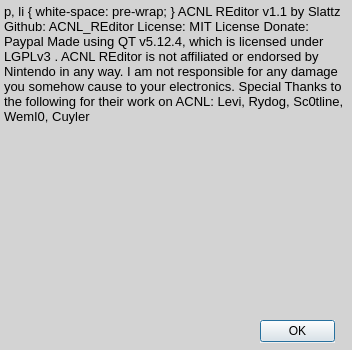
Old version of the form Forms/aboutwindow.ui in the repository Slattz/ACNL_REditor.
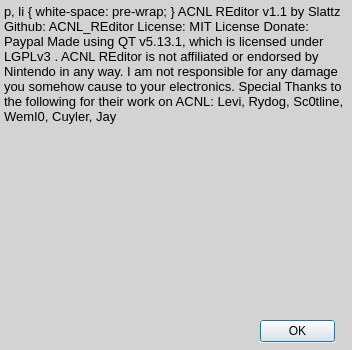
New version of the form.

```diff
--- a/Forms/aboutwindow.ui
+++ b/Forms/aboutwindow.ui
@@ -68,22 +68,22 @@
 &lt;html&gt;&lt;head&gt;&lt;meta name=&quot;qrichtext&quot; content=&quot;1&quot; /&gt;&lt;style type=&quot;text/css&quot;&gt;
 p, li { white-space: pre-wrap; }
 &lt;/style&gt;&lt;/head&gt;&lt;body style=&quot; font-family:'MS Shell Dlg 2'; font-size:10pt; font-weight:400; font-style:normal;&quot;&gt;
-&lt;p align=&quot;center&quot; style=&quot;-qt-paragraph-type:empty; margin-top:0px; margin-bottom:0px; margin-left:0px; margin-right:0px; -qt-block-indent:0; text-indent:0px;&quot;&gt;&lt;br /&gt;&lt;/p&gt;
-&lt;p align=&quot;center&quot; style=&quot; margin-top:0px; margin-bottom:0px; margin-left:0px; margin-right:0px; -qt-block-indent:0; text-indent:0px;&quot;&gt;&lt;span style=&quot; font-size:9pt; font-weight:600; text-decoration: underline;&quot;&gt;ACNL REditor v1.1 by Slattz&lt;/span&gt;&lt;/p&gt;
-&lt;p align=&quot;center&quot; style=&quot;-qt-paragraph-type:empty; margin-top:0px; margin-bottom:0px; margin-left:0px; margin-right:0px; -qt-block-indent:0; text-indent:0px; font-size:9pt; font-weight:600; text-decoration: underline;&quot;&gt;&lt;br /&gt;&lt;/p&gt;
-&lt;p align=&quot;center&quot; style=&quot; margin-top:0px; margin-bottom:0px; margin-left:0px; margin-right:0px; -qt-block-indent:0; text-indent:0px;&quot;&gt;&lt;span style=&quot; font-size:9pt;&quot;&gt;Github: &lt;/span&gt;&lt;a href=&quot;https://github.com/Slattz/ACNL_REditor&quot;&gt;&lt;span style=&quot; text-decoration: underline; color:#0000ff;&quot;&gt;ACNL_REditor&lt;/span&gt;&lt;/a&gt;&lt;/p&gt;
-&lt;p align=&quot;center&quot; style=&quot; margin-top:0px; margin-bottom:0px; margin-left:0px; margin-right:0px; -qt-block-indent:0; text-indent:0px;&quot;&gt;&lt;span style=&quot; font-size:9pt;&quot;&gt;License: &lt;/span&gt;&lt;a href=&quot;https://github.com/Slattz/ACNL_REditor/blob/master/LICENSE&quot;&gt;&lt;span style=&quot; text-decoration: underline; color:#0000ff;&quot;&gt;MIT License&lt;/span&gt;&lt;/a&gt;&lt;/p&gt;
-&lt;p align=&quot;center&quot; style=&quot; margin-top:0px; margin-bottom:0px; margin-left:0px; margin-right:0px; -qt-block-indent:0; text-indent:0px;&quot;&gt;&lt;span style=&quot; font-size:9pt;&quot;&gt;Donate: &lt;/span&gt;&lt;a href=&quot;https://www.paypal.com/cgi-bin/webscr?cmd=_s-xclick&amp;amp;hosted_button_id=88BG7AVZ7KW6E&amp;amp;source=url&quot;&gt;&lt;span style=&quot; text-decoration: underline; color:#0000ff;&quot;&gt;Paypal&lt;/span&gt;&lt;/a&gt;&lt;/p&gt;
-&lt;p align=&quot;center&quot; style=&quot;-qt-paragraph-type:empty; margin-top:0px; margin-bottom:0px; margin-left:0px; margin-right:0px; -qt-block-indent:0; text-indent:0px; font-size:9pt;&quot;&gt;&lt;br /&gt;&lt;/p&gt;
-&lt;p align=&quot;center&quot; style=&quot;-qt-paragraph-type:empty; margin-top:0px; margin-bottom:0px; margin-left:0px; margin-right:0px; -qt-block-indent:0; text-indent:0px;&quot;&gt;&lt;br /&gt;&lt;/p&gt;
-&lt;p align=&quot;center&quot; style=&quot; margin-top:0px; margin-bottom:0px; margin-left:0px; margin-right:0px; -qt-block-indent:0; text-indent:0px;&quot;&gt;Made using QT v5.12.4, which is licensed under &lt;a href=&quot;https://doc.qt.io/qt-5/lgpl.html&quot;&gt;&lt;span style=&quot; text-decoration: underline; color:#0000ff;&quot;&gt;LGPLv3&lt;/span&gt;&lt;/a&gt;.&lt;/p&gt;
-&lt;p align=&quot;center&quot; style=&quot;-qt-paragraph-type:empty; margin-top:0px; margin-bottom:0px; margin-left:0px; margin-right:0px; -qt-block-indent:0; text-indent:0px;&quot;&gt;&lt;br /&gt;&lt;/p&gt;
-&lt;p align=&quot;center&quot; style=&quot; margin-top:0px; margin-bottom:0px; margin-left:0px; margin-right:0px; -qt-block-indent:0; text-indent:0px;&quot;&gt;&lt;span style=&quot; font-size:9pt;&quot;&gt;ACNL REditor is not affiliated or endorsed by Nintendo in any way.&lt;/span&gt;&lt;/p&gt;
-&lt;p align=&quot;center&quot; style=&quot; margin-top:0px; margin-bottom:0px; margin-left:0px; margin-right:0px; -qt-block-indent:0; text-indent:0px;&quot;&gt;&lt;span style=&quot; font-size:9pt;&quot;&gt;I am not responsible for any damage you somehow cause to your electronics.&lt;/span&gt;&lt;/p&gt;
-&lt;p align=&quot;center&quot; style=&quot;-qt-paragraph-type:empty; margin-top:0px; margin-bottom:0px; margin-left:0px; margin-right:0px; -qt-block-indent:0; text-indent:0px; font-size:9pt;&quot;&gt;&lt;br /&gt;&lt;/p&gt;
-&lt;p align=&quot;center&quot; style=&quot;-qt-paragraph-type:empty; margin-top:0px; margin-bottom:0px; margin-left:0px; margin-right:0px; -qt-block-indent:0; text-indent:0px; font-size:9pt;&quot;&gt;&lt;br /&gt;&lt;/p&gt;
-&lt;p align=&quot;center&quot; style=&quot; margin-top:0px; margin-bottom:0px; margin-left:0px; margin-right:0px; -qt-block-indent:0; text-indent:0px;&quot;&gt;&lt;span style=&quot; font-size:9pt;&quot;&gt;Special Thanks to the following for their work on ACNL:&lt;/span&gt;&lt;/p&gt;
-&lt;p align=&quot;center&quot; style=&quot; margin-top:0px; margin-bottom:0px; margin-left:0px; margin-right:0px; -qt-block-indent:0; text-indent:0px;&quot;&gt;&lt;span style=&quot; font-size:9pt;&quot;&gt;Levi, Rydog, Sc0tline, WemI0, Cuyler&lt;/span&gt;&lt;/p&gt;&lt;/body&gt;&lt;/html&gt;</string>
+&lt;p align=&quot;center&quot; style=&quot;-qt-paragraph-type:empty; margin-top:0px; margin-bottom:0px; margin-left:0px; margin-right:0px; -qt-block-indent:0; text-indent:0px; font-family:'MS Shell Dlg 2';&quot;&gt;&lt;br /&gt;&lt;/p&gt;
+&lt;p align=&quot;center&quot; style=&quot; margin-top:0px; margin-bottom:0px; margin-left:0px; margin-right:0px; -qt-block-indent:0; text-indent:0px;&quot;&gt;&lt;span style=&quot; font-family:'MS Shell Dlg 2'; font-size:9pt; font-weight:600; text-decoration: underline;&quot;&gt;ACNL REditor v1.1 by Slattz&lt;/span&gt;&lt;/p&gt;
+&lt;p align=&quot;center&quot; style=&quot;-qt-paragraph-type:empty; margin-top:0px; margin-bottom:0px; margin-left:0px; margin-right:0px; -qt-block-indent:0; text-indent:0px; font-family:'MS Shell Dlg 2'; font-size:9pt; font-weight:600; text-decoration: underline;&quot;&gt;&lt;br /&gt;&lt;/p&gt;
+&lt;p align=&quot;center&quot; style=&quot; margin-top:0px; margin-bottom:0px; margin-left:0px; margin-right:0px; -qt-block-indent:0; text-indent:0px;&quot;&gt;&lt;span style=&quot; font-family:'MS Shell Dlg 2'; font-size:9pt;&quot;&gt;Github: &lt;/span&gt;&lt;a href=&quot;https://github.com/Slattz/ACNL_REditor&quot;&gt;&lt;span style=&quot; font-family:'MS Shell Dlg 2'; text-decoration: underline; color:#0000ff;&quot;&gt;ACNL_REditor&lt;/span&gt;&lt;/a&gt;&lt;/p&gt;
+&lt;p align=&quot;center&quot; style=&quot; margin-top:0px; margin-bottom:0px; margin-left:0px; margin-right:0px; -qt-block-indent:0; text-indent:0px;&quot;&gt;&lt;span style=&quot; font-family:'MS Shell Dlg 2'; font-size:9pt;&quot;&gt;License: &lt;/span&gt;&lt;a href=&quot;https://github.com/Slattz/ACNL_REditor/blob/master/LICENSE&quot;&gt;&lt;span style=&quot; font-family:'MS Shell Dlg 2'; text-decoration: underline; color:#0000ff;&quot;&gt;MIT License&lt;/span&gt;&lt;/a&gt;&lt;/p&gt;
+&lt;p align=&quot;center&quot; style=&quot; margin-top:0px; margin-bottom:0px; margin-left:0px; margin-right:0px; -qt-block-indent:0; text-indent:0px;&quot;&gt;&lt;span style=&quot; font-family:'MS Shell Dlg 2'; font-size:9pt;&quot;&gt;Donate: &lt;/span&gt;&lt;a href=&quot;https://www.paypal.com/cgi-bin/webscr?cmd=_s-xclick&amp;amp;hosted_button_id=88BG7AVZ7KW6E&amp;amp;source=url&quot;&gt;&lt;span style=&quot; font-family:'MS Shell Dlg 2'; text-decoration: underline; color:#0000ff;&quot;&gt;Paypal&lt;/span&gt;&lt;/a&gt;&lt;/p&gt;
+&lt;p align=&quot;center&quot; style=&quot;-qt-paragraph-type:empty; margin-top:0px; margin-bottom:0px; margin-left:0px; margin-right:0px; -qt-block-indent:0; text-indent:0px; font-family:'MS Shell Dlg 2'; font-size:9pt;&quot;&gt;&lt;br /&gt;&lt;/p&gt;
+&lt;p align=&quot;center&quot; style=&quot;-qt-paragraph-type:empty; margin-top:0px; margin-bottom:0px; margin-left:0px; margin-right:0px; -qt-block-indent:0; text-indent:0px; font-family:'MS Shell Dlg 2';&quot;&gt;&lt;br /&gt;&lt;/p&gt;
+&lt;p align=&quot;center&quot; style=&quot; margin-top:0px; margin-bottom:0px; margin-left:0px; margin-right:0px; -qt-block-indent:0; text-indent:0px;&quot;&gt;&lt;span style=&quot; font-family:'MS Shell Dlg 2';&quot;&gt;Made using QT v5.13.1, which is licensed under &lt;/span&gt;&lt;a href=&quot;https://doc.qt.io/qt-5/lgpl.html&quot;&gt;&lt;span style=&quot; font-family:'MS Shell Dlg 2'; text-decoration: underline; color:#0000ff;&quot;&gt;LGPLv3&lt;/span&gt;&lt;/a&gt;&lt;span style=&quot; font-family:'MS Shell Dlg 2';&quot;&gt;.&lt;/span&gt;&lt;/p&gt;
+&lt;p align=&quot;center&quot; style=&quot;-qt-paragraph-type:empty; margin-top:0px; margin-bottom:0px; margin-left:0px; margin-right:0px; -qt-block-indent:0; text-indent:0px; font-family:'MS Shell Dlg 2';&quot;&gt;&lt;br /&gt;&lt;/p&gt;
+&lt;p align=&quot;center&quot; style=&quot; margin-top:0px; margin-bottom:0px; margin-left:0px; margin-right:0px; -qt-block-indent:0; text-indent:0px;&quot;&gt;&lt;span style=&quot; font-family:'MS Shell Dlg 2'; font-size:9pt;&quot;&gt;ACNL REditor is not affiliated or endorsed by Nintendo in any way.&lt;/span&gt;&lt;/p&gt;
+&lt;p align=&quot;center&quot; style=&quot; margin-top:0px; margin-bottom:0px; margin-left:0px; margin-right:0px; -qt-block-indent:0; text-indent:0px;&quot;&gt;&lt;span style=&quot; font-family:'MS Shell Dlg 2'; font-size:9pt;&quot;&gt;I am not responsible for any damage you somehow cause to your electronics.&lt;/span&gt;&lt;/p&gt;
+&lt;p align=&quot;center&quot; style=&quot;-qt-paragraph-type:empty; margin-top:0px; margin-bottom:0px; margin-left:0px; margin-right:0px; -qt-block-indent:0; text-indent:0px; font-family:'MS Shell Dlg 2'; font-size:9pt;&quot;&gt;&lt;br /&gt;&lt;/p&gt;
+&lt;p align=&quot;center&quot; style=&quot;-qt-paragraph-type:empty; margin-top:0px; margin-bottom:0px; margin-left:0px; margin-right:0px; -qt-block-indent:0; text-indent:0px; font-family:'MS Shell Dlg 2'; font-size:9pt;&quot;&gt;&lt;br /&gt;&lt;/p&gt;
+&lt;p align=&quot;center&quot; style=&quot; margin-top:0px; margin-bottom:0px; margin-left:0px; margin-right:0px; -qt-block-indent:0; text-indent:0px;&quot;&gt;&lt;span style=&quot; font-family:'MS Shell Dlg 2'; font-size:9pt;&quot;&gt;Special Thanks to the following for their work on ACNL:&lt;/span&gt;&lt;/p&gt;
+&lt;p align=&quot;center&quot; style=&quot; margin-top:0px; margin-bottom:0px; margin-left:0px; margin-right:0px; -qt-block-indent:0; text-indent:0px;&quot;&gt;&lt;span style=&quot; font-family:'MS Shell Dlg 2'; font-size:9pt;&quot;&gt;Levi, Rydog, Sc0tline, WemI0, Cuyler, Jay&lt;/span&gt;&lt;/p&gt;&lt;/body&gt;&lt;/html&gt;</string>
    </property>
    <property name="textInteractionFlags">
     <set>Qt::LinksAccessibleByKeyboard|Qt::LinksAccessibleByMouse</set>
```
